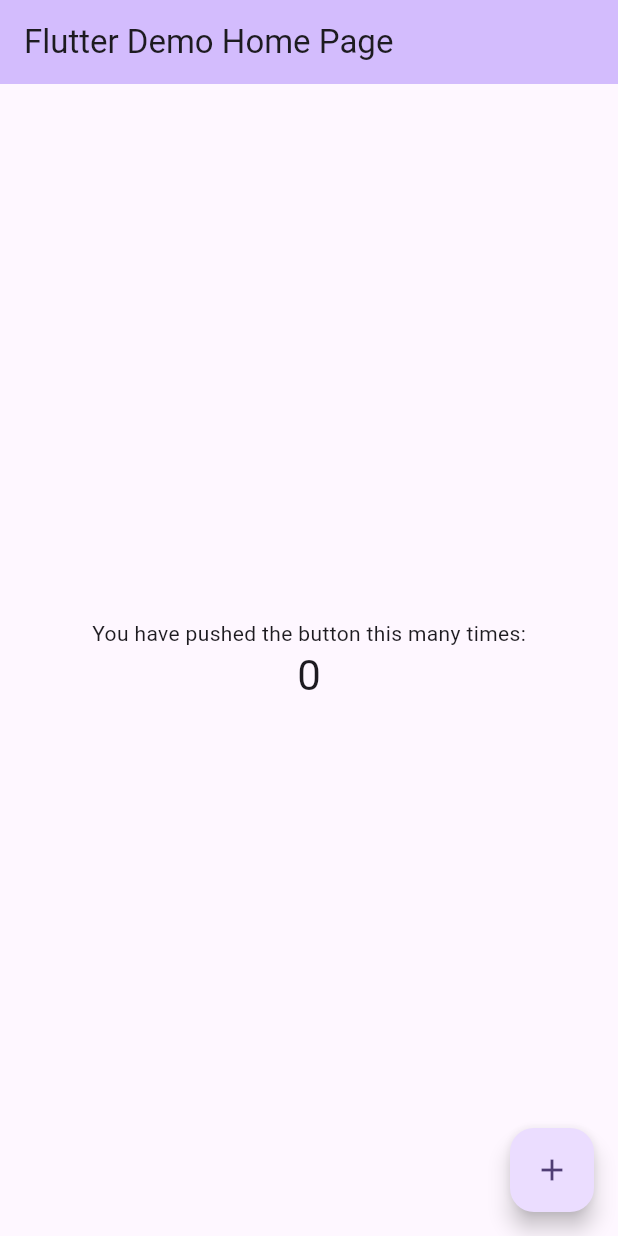
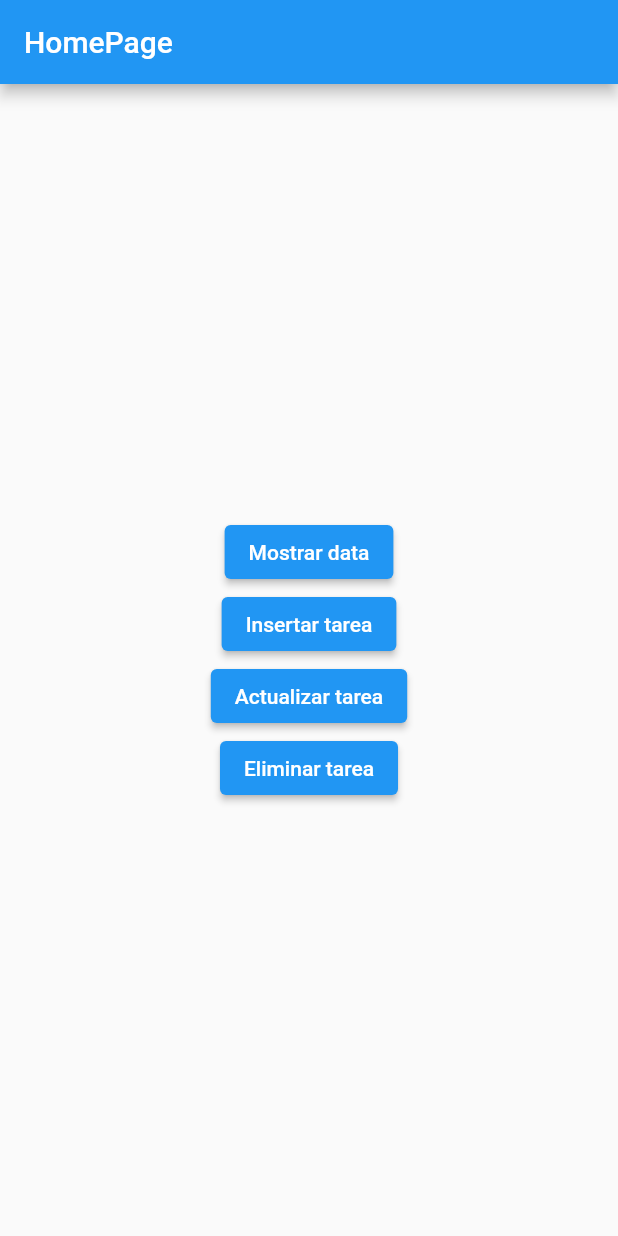
Before and after one commit to mvilla714/flutter_codigo_taskdb, a Flutter app: the screen it shows after launch, on a phone screen of 412 x 824 dp. Run offline on Flutter 3.47's test engine with Material 2 defaults, Android fonts, the phone set to English and light mode, and no system bars; our stand-ins replace sqflite; accounts and stored records are empty.

Commit message:
mostrar e insertar tarea

```diff
--- a/lib/main.dart
+++ b/lib/main.dart
@@ -1,125 +1,19 @@
 import 'package:flutter/material.dart';
+import 'package:flutter_codigo_taskdb/pages/home_Page.dart';
 
 void main() {
-  runApp(const MyApp());
+  runApp(MyApp());
 }
 
 class MyApp extends StatelessWidget {
   const MyApp({super.key});
 
-  // This widget is the root of your application.
   @override
   Widget build(BuildContext context) {
     return MaterialApp(
-      title: 'Flutter Demo',
-      theme: ThemeData(
-        // This is the theme of your application.
-        //
-        // TRY THIS: Try running your application with "flutter run". You'll see
-        // the application has a blue toolbar. Then, without quitting the app,
-        // try changing the seedColor in the colorScheme below to Colors.green
-        // and then invoke "hot reload" (save your changes or press the "hot
-        // reload" button in a Flutter-supported IDE, or press "r" if you used
-        // the command line to start the app).
-        //
-        // Notice that the counter didn't reset back to zero; the application
-        // state is not lost during the reload. To reset the state, use hot
-        // restart instead.
-        //
-        // This works for code too, not just values: Most code changes can be
-        // tested with just a hot reload.
-        colorScheme: ColorScheme.fromSeed(seedColor: Colors.deepPurple),
-        useMaterial3: true,
-      ),
-      home: const MyHomePage(title: 'Flutter Demo Home Page'),
+      title: "TaskApp",
+      debugShowCheckedModeBanner: false,
+      home: HomePage(),
     );
   }
 }
-
-class MyHomePage extends StatefulWidget {
-  const MyHomePage({super.key, required this.title});
-
-  // This widget is the home page of your application. It is stateful, meaning
-  // that it has a State object (defined below) that contains fields that affect
-  // how it looks.
-
-  // This class is the configuration for the state. It holds the values (in this
-  // case the title) provided by the parent (in this case the App widget) and
-  // used by the build method of the State. Fields in a Widget subclass are
-  // always marked "final".
-
-  final String title;
-
-  @override
-  State<MyHomePage> createState() => _MyHomePageState();
-}
-
-class _MyHomePageState extends State<MyHomePage> {
-  int _counter = 0;
-
-  void _incrementCounter() {
-    setState(() {
-      // This call to setState tells the Flutter framework that something has
-      // changed in this State, which causes it to rerun the build method below
-      // so that the display can reflect the updated values. If we changed
-      // _counter without calling setState(), then the build method would not be
-      // called again, and so nothing would appear to happen.
-      _counter++;
-    });
-  }
-
-  @override
-  Widget build(BuildContext context) {
-    // This method is rerun every time setState is called, for instance as done
-    // by the _incrementCounter method above.
-    //
-    // The Flutter framework has been optimized to make rerunning build methods
-    // fast, so that you can just rebuild anything that needs updating rather
-    // than having to individually change instances of widgets.
-    return Scaffold(
-      appBar: AppBar(
-        // TRY THIS: Try changing the color here to a specific color (to
-        // Colors.amber, perhaps?) and trigger a hot reload to see the AppBar
-        // change color while the other colors stay the same.
-        backgroundColor: Theme.of(context).colorScheme.inversePrimary,
-        // Here we take the value from the MyHomePage object that was created by
-        // the App.build method, and use it to set our appbar title.
-        title: Text(widget.title),
-      ),
-      body: Center(
-        // Center is a layout widget. It takes a single child and positions it
-        // in the middle of the parent.
-        child: Column(
-          // Column is also a layout widget. It takes a list of children and
-          // arranges them vertically. By default, it sizes itself to fit its
-          // children horizontally, and tries to be as tall as its parent.
-          //
-          // Column has various properties to control how it sizes itself and
-          // how it positions its children. Here we use mainAxisAlignment to
-          // center the children vertically; the main axis here is the vertical
-          // axis because Columns are vertical (the cross axis would be
-          // horizontal).
-          //
-          // TRY THIS: Invoke "debug painting" (choose the "Toggle Debug Paint"
-          // action in the IDE, or press "p" in the console), to see the
-          // wireframe for each widget.
-          mainAxisAlignment: MainAxisAlignment.center,
-          children: <Widget>[
-            const Text(
-              'You have pushed the button this many times:',
-            ),
-            Text(
-              '$_counter',
-              style: Theme.of(context).textTheme.headlineMedium,
-            ),
-          ],
-        ),
-      ),
-      floatingActionButton: FloatingActionButton(
-        onPressed: _incrementCounter,
-        tooltip: 'Increment',
-        child: const Icon(Icons.add),
-      ), // This trailing comma makes auto-formatting nicer for build methods.
-    );
-  }
-}
--- /dev/null
+++ b/lib/pages/home_page.dart
@@ -0,0 +1,43 @@
+import 'package:flutter/material.dart';
+import 'package:flutter_codigo_taskdb/db/db_admin.dart';
+
+class HomePage extends StatelessWidget {
+  const HomePage({super.key});
+
+  @override
+  Widget build(BuildContext context) {
+    return Scaffold(
+      appBar: AppBar(
+        title: Text("HomePage"),
+      ),
+      body: Center(
+        child: Column(
+          mainAxisAlignment: MainAxisAlignment.center,
+          children: [
+            ElevatedButton(
+              onPressed: () {
+                DBAdmin.db.getTask();
+              },
+              child: Text("Mostrar data"),
+            ),
+            ElevatedButton(
+              onPressed: () {
+                //DBAdmin.db.insertRawTask();
+                DBAdmin.db.insertask();
+              },
+              child: Text("Insertar tarea"),
+            ),
+            ElevatedButton(
+              onPressed: () {},
+              child: Text("Actualizar tarea"),
+            ),
+            ElevatedButton(
+              onPressed: () {},
+              child: Text("Eliminar tarea"),
+            )
+          ],
+        ),
+      ),
+    );
+  }
+}
--- a/pubspec.yaml
+++ b/pubspec.yaml
@@ -35,6 +35,9 @@ dependencies:
   # The following adds the Cupertino Icons font to your application.
   # Use with the CupertinoIcons class for iOS style icons.
   cupertino_icons: ^1.0.2
+  sqflite: ^2.3.0
+  path_provider: ^2.1.1
+  path: ^1.8.3
 
 dev_dependencies:
   flutter_test:
```
Also changed, not shown: lib/db/db_admin.dart (added, +66 -0 lines), pubspec.lock.
